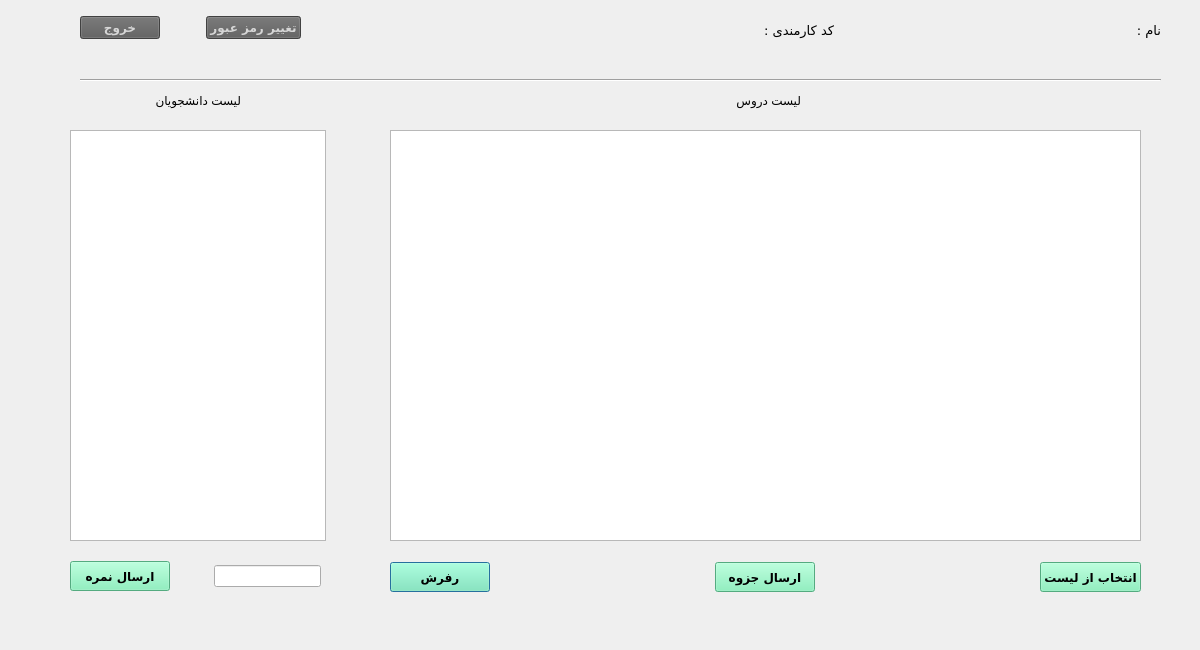
Above: teachermaindialog.ui from AliRn76/Student-Portal before the change. Below: the same form after it.
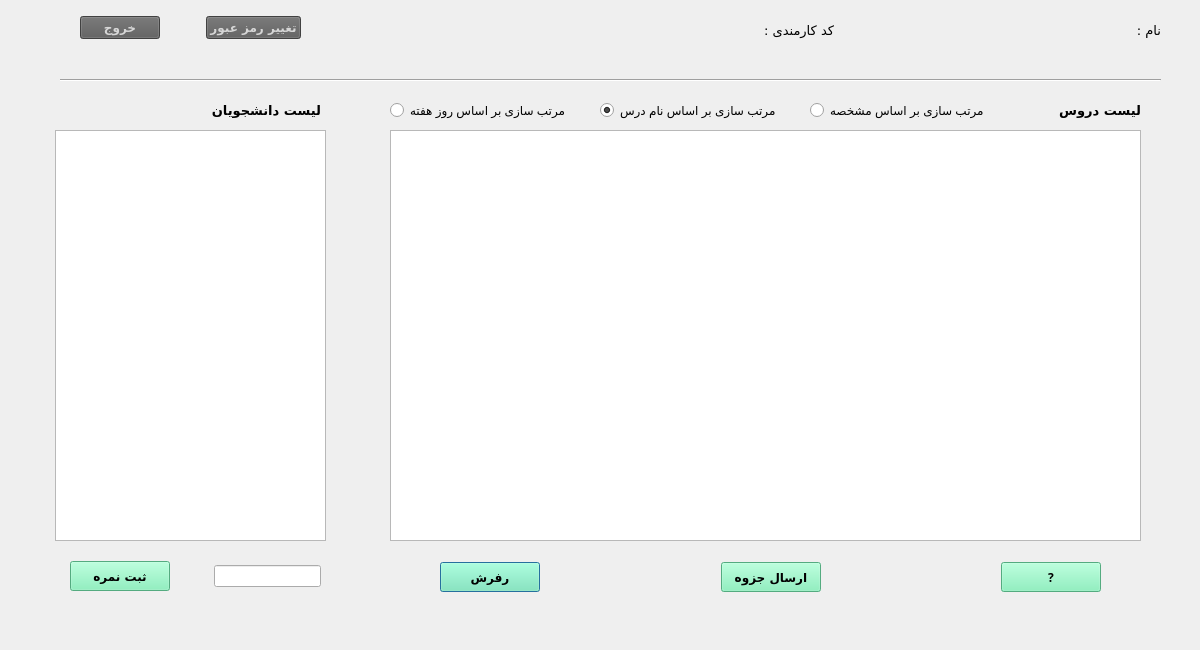
That is the form after the change.

Commit message: 5- change UI of teacher main Dialog

Patch:
```diff
--- a/teachermaindialog.ui
+++ b/teachermaindialog.ui
@@ -16,38 +16,12 @@
   <property name="layoutDirection">
    <enum>Qt::LeftToRight</enum>
   </property>
-  <widget class="QTreeView" name="treeView_Lesson">
-   <property name="geometry">
-    <rect>
-     <x>390</x>
-     <y>130</y>
-     <width>751</width>
-     <height>411</height>
-    </rect>
-   </property>
-   <property name="layoutDirection">
-    <enum>Qt::RightToLeft</enum>
-   </property>
-  </widget>
-  <widget class="QTreeView" name="treeView_Student">
-   <property name="geometry">
-    <rect>
-     <x>70</x>
-     <y>130</y>
-     <width>256</width>
-     <height>411</height>
-    </rect>
-   </property>
-   <property name="layoutDirection">
-    <enum>Qt::RightToLeft</enum>
-   </property>
-  </widget>
   <widget class="QWidget" name="layoutWidget">
    <property name="geometry">
     <rect>
-     <x>390</x>
+     <x>440</x>
      <y>560</y>
-     <width>751</width>
+     <width>661</width>
      <height>35</height>
     </rect>
    </property>
@@ -146,7 +120,7 @@
        <string notr="true">background-color:rgb(118, 240, 179)</string>
       </property>
       <property name="text">
-       <string>انتخاب از لیست</string>
+       <string>?</string>
       </property>
      </widget>
     </item>
@@ -155,9 +129,9 @@
   <widget class="Line" name="line">
    <property name="geometry">
     <rect>
-     <x>80</x>
+     <x>60</x>
      <y>70</y>
-     <width>1081</width>
+     <width>1101</width>
      <height>20</height>
     </rect>
    </property>
@@ -168,12 +142,20 @@
   <widget class="QLabel" name="label_5">
    <property name="geometry">
     <rect>
-     <x>120</x>
-     <y>90</y>
+     <x>200</x>
+     <y>100</y>
      <width>121</width>
      <height>20</height>
     </rect>
    </property>
+   <property name="font">
+    <font>
+     <family>B Koodak</family>
+     <pointsize>10</pointsize>
+     <weight>75</weight>
+     <bold>true</bold>
+    </font>
+   </property>
    <property name="text">
     <string>لیست دانشجویان</string>
    </property>
@@ -270,12 +252,20 @@
   <widget class="QLabel" name="label_7">
    <property name="geometry">
     <rect>
-     <x>680</x>
-     <y>90</y>
+     <x>1020</x>
+     <y>100</y>
      <width>121</width>
      <height>20</height>
     </rect>
    </property>
+   <property name="font">
+    <font>
+     <family>B Koodak</family>
+     <pointsize>10</pointsize>
+     <weight>75</weight>
+     <bold>true</bold>
+    </font>
+   </property>
    <property name="text">
     <string>لیست دروس</string>
    </property>
@@ -373,7 +363,7 @@
        <string notr="true">background-color:rgb(118, 240, 179)</string>
       </property>
       <property name="text">
-       <string>ارسال نمره</string>
+       <string>ثبت نمره</string>
       </property>
      </widget>
     </item>
@@ -399,6 +389,74 @@
     </item>
    </layout>
   </widget>
+  <widget class="QTableView" name="tableView_Lesson">
+   <property name="geometry">
+    <rect>
+     <x>390</x>
+     <y>130</y>
+     <width>751</width>
+     <height>411</height>
+    </rect>
+   </property>
+   <property name="layoutDirection">
+    <enum>Qt::RightToLeft</enum>
+   </property>
+  </widget>
+  <widget class="QTableView" name="tableView_Student">
+   <property name="geometry">
+    <rect>
+     <x>55</x>
+     <y>130</y>
+     <width>271</width>
+     <height>411</height>
+    </rect>
+   </property>
+   <property name="layoutDirection">
+    <enum>Qt::RightToLeft</enum>
+   </property>
+  </widget>
+  <widget class="QRadioButton" name="radioButton_Day">
+   <property name="geometry">
+    <rect>
+     <x>390</x>
+     <y>100</y>
+     <width>191</width>
+     <height>20</height>
+    </rect>
+   </property>
+   <property name="text">
+    <string>مرتب سازی بر اساس روز هفته</string>
+   </property>
+  </widget>
+  <widget class="QRadioButton" name="radioButton_Title">
+   <property name="geometry">
+    <rect>
+     <x>600</x>
+     <y>100</y>
+     <width>191</width>
+     <height>20</height>
+    </rect>
+   </property>
+   <property name="text">
+    <string>مرتب سازی بر اساس نام درس</string>
+   </property>
+   <property name="checked">
+    <bool>true</bool>
+   </property>
+  </widget>
+  <widget class="QRadioButton" name="radioButton_Day_2">
+   <property name="geometry">
+    <rect>
+     <x>810</x>
+     <y>100</y>
+     <width>191</width>
+     <height>20</height>
+    </rect>
+   </property>
+   <property name="text">
+    <string>مرتب سازی بر اساس مشخصه</string>
+   </property>
+  </widget>
  </widget>
  <resources/>
  <connections/>
```
Left out of the diff: 6 changed lines with no effect on the pictures. The commit also changes 6 other files.
